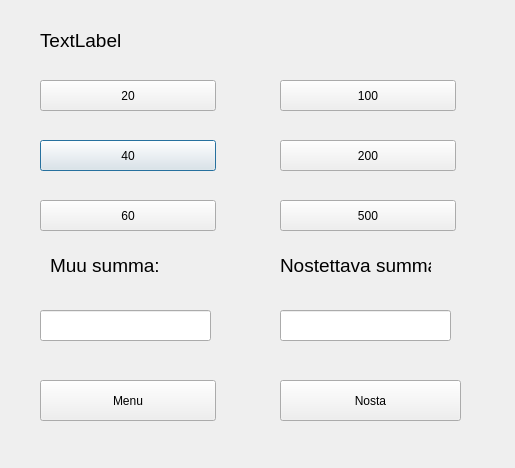
This is bankautomat/nosto_credit.ui in tvt21kmo-bank-project/group_3 as Qt 5 draws it before an edit. The edited form follows.
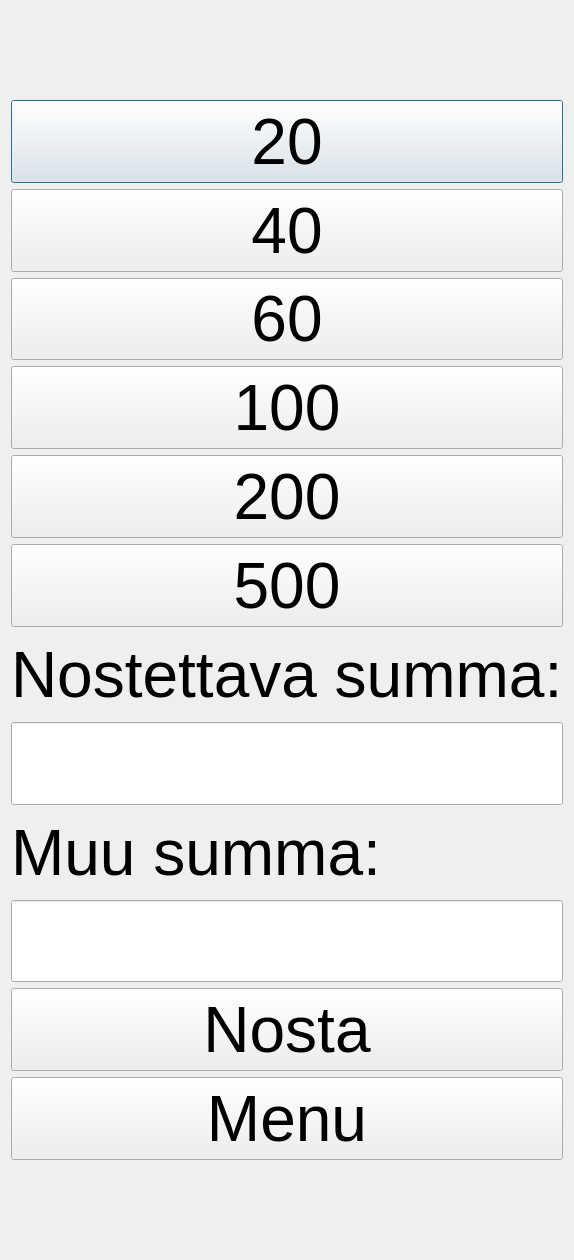
This is the edited form.

What changed in the file:
```diff
--- a/bankautomat/nosto_credit.ui
+++ b/bankautomat/nosto_credit.ui
@@ -6,34 +6,47 @@
    <rect>
     <x>0</x>
     <y>0</y>
-    <width>515</width>
-    <height>468</height>
+    <width>572</width>
+    <height>1260</height>
    </rect>
   </property>
   <property name="windowTitle">
    <string>Dialog</string>
   </property>
-  <widget class="QLineEdit" name="muuSumma">
-   <property name="geometry">
-    <rect>
-     <x>40</x>
-     <y>310</y>
-     <width>171</width>
-     <height>31</height>
-    </rect>
-   </property>
-  </widget>
-  <widget class="QPushButton" name="btn40_2">
-   <property name="geometry">
-    <rect>
-     <x>40</x>
-     <y>140</y>
-     <width>176</width>
-     <height>31</height>
-    </rect>
-   </property>
-   <property name="styleSheet">
-    <string notr="true">QPushButton {
+  <layout class="QVBoxLayout" name="verticalLayout">
+   <item>
+    <widget class="QLabel" name="lblkayttaja_2">
+     <property name="sizePolicy">
+      <sizepolicy hsizetype="Preferred" vsizetype="Preferred">
+       <horstretch>0</horstretch>
+       <verstretch>0</verstretch>
+      </sizepolicy>
+     </property>
+     <property name="font">
+      <font>
+       <pointsize>48</pointsize>
+      </font>
+     </property>
+     <property name="text">
+      <string/>
+     </property>
+    </widget>
+   </item>
+   <item>
+    <widget class="QPushButton" name="btn20_2">
+     <property name="sizePolicy">
+      <sizepolicy hsizetype="Preferred" vsizetype="Preferred">
+       <horstretch>0</horstretch>
+       <verstretch>0</verstretch>
+      </sizepolicy>
+     </property>
+     <property name="font">
+      <font>
+       <pointsize>48</pointsize>
+      </font>
+     </property>
+     <property name="styleSheet">
+      <string notr="true">QPushButton {
 
   background-color:  #C0C0C0;
     border-style: outset;
@@ -78,22 +91,27 @@
     padding: 6px;
 	color: black;
 }♣</string>
-   </property>
-   <property name="text">
-    <string>40</string>
-   </property>
-  </widget>
-  <widget class="QPushButton" name="btn100_2">
-   <property name="geometry">
-    <rect>
-     <x>280</x>
-     <y>80</y>
-     <width>176</width>
-     <height>31</height>
-    </rect>
-   </property>
-   <property name="styleSheet">
-    <string notr="true">QPushButton {
+     </property>
+     <property name="text">
+      <string>20</string>
+     </property>
+    </widget>
+   </item>
+   <item>
+    <widget class="QPushButton" name="btn40_2">
+     <property name="sizePolicy">
+      <sizepolicy hsizetype="Preferred" vsizetype="Preferred">
+       <horstretch>0</horstretch>
+       <verstretch>0</verstretch>
+      </sizepolicy>
+     </property>
+     <property name="font">
+      <font>
+       <pointsize>48</pointsize>
+      </font>
+     </property>
+     <property name="styleSheet">
+      <string notr="true">QPushButton {
 
   background-color:  #C0C0C0;
     border-style: outset;
@@ -138,40 +156,27 @@
     padding: 6px;
 	color: black;
 }♣</string>
-   </property>
-   <property name="text">
-    <string>100</string>
-   </property>
-  </widget>
-  <widget class="QLabel" name="label_2">
-   <property name="geometry">
-    <rect>
-     <x>50</x>
-     <y>250</y>
-     <width>151</width>
-     <height>31</height>
-    </rect>
-   </property>
-   <property name="font">
-    <font>
-     <pointsize>14</pointsize>
-    </font>
-   </property>
-   <property name="text">
-    <string>Muu summa:</string>
-   </property>
-  </widget>
-  <widget class="QPushButton" name="btn500_2">
-   <property name="geometry">
-    <rect>
-     <x>280</x>
-     <y>200</y>
-     <width>176</width>
-     <height>31</height>
-    </rect>
-   </property>
-   <property name="styleSheet">
-    <string notr="true">QPushButton {
+     </property>
+     <property name="text">
+      <string>40</string>
+     </property>
+    </widget>
+   </item>
+   <item>
+    <widget class="QPushButton" name="btn60_2">
+     <property name="sizePolicy">
+      <sizepolicy hsizetype="Preferred" vsizetype="Preferred">
+       <horstretch>0</horstretch>
+       <verstretch>0</verstretch>
+      </sizepolicy>
+     </property>
+     <property name="font">
+      <font>
+       <pointsize>48</pointsize>
+      </font>
+     </property>
+     <property name="styleSheet">
+      <string notr="true">QPushButton {
 
   background-color:  #C0C0C0;
     border-style: outset;
@@ -216,22 +221,27 @@
     padding: 6px;
 	color: black;
 }♣</string>
-   </property>
-   <property name="text">
-    <string>500</string>
-   </property>
-  </widget>
-  <widget class="QPushButton" name="btn200_2">
-   <property name="geometry">
-    <rect>
-     <x>280</x>
-     <y>140</y>
-     <width>176</width>
-     <height>31</height>
-    </rect>
-   </property>
-   <property name="styleSheet">
-    <string notr="true">QPushButton {
+     </property>
+     <property name="text">
+      <string>60</string>
+     </property>
+    </widget>
+   </item>
+   <item>
+    <widget class="QPushButton" name="btn100_2">
+     <property name="sizePolicy">
+      <sizepolicy hsizetype="Preferred" vsizetype="Preferred">
+       <horstretch>0</horstretch>
+       <verstretch>0</verstretch>
+      </sizepolicy>
+     </property>
+     <property name="font">
+      <font>
+       <pointsize>48</pointsize>
+      </font>
+     </property>
+     <property name="styleSheet">
+      <string notr="true">QPushButton {
 
   background-color:  #C0C0C0;
     border-style: outset;
@@ -276,22 +286,27 @@
     padding: 6px;
 	color: black;
 }♣</string>
-   </property>
-   <property name="text">
-    <string>200</string>
-   </property>
-  </widget>
-  <widget class="QPushButton" name="btnNosta_2">
-   <property name="geometry">
-    <rect>
-     <x>280</x>
-     <y>380</y>
-     <width>181</width>
-     <height>41</height>
-    </rect>
-   </property>
-   <property name="styleSheet">
-    <string notr="true">QPushButton {
+     </property>
+     <property name="text">
+      <string>100</string>
+     </property>
+    </widget>
+   </item>
+   <item>
+    <widget class="QPushButton" name="btn200_2">
+     <property name="sizePolicy">
+      <sizepolicy hsizetype="Preferred" vsizetype="Preferred">
+       <horstretch>0</horstretch>
+       <verstretch>0</verstretch>
+      </sizepolicy>
+     </property>
+     <property name="font">
+      <font>
+       <pointsize>48</pointsize>
+      </font>
+     </property>
+     <property name="styleSheet">
+      <string notr="true">QPushButton {
 
   background-color:  #C0C0C0;
     border-style: outset;
@@ -336,22 +351,27 @@
     padding: 6px;
 	color: black;
 }♣</string>
-   </property>
-   <property name="text">
-    <string>Nosta</string>
-   </property>
-  </widget>
-  <widget class="QPushButton" name="btn20_2">
-   <property name="geometry">
-    <rect>
-     <x>40</x>
-     <y>80</y>
-     <width>176</width>
-     <height>31</height>
-    </rect>
-   </property>
-   <property name="styleSheet">
-    <string notr="true">QPushButton {
+     </property>
+     <property name="text">
+      <string>200</string>
+     </property>
+    </widget>
+   </item>
+   <item>
+    <widget class="QPushButton" name="btn500_2">
+     <property name="sizePolicy">
+      <sizepolicy hsizetype="Preferred" vsizetype="Preferred">
+       <horstretch>0</horstretch>
+       <verstretch>0</verstretch>
+      </sizepolicy>
+     </property>
+     <property name="font">
+      <font>
+       <pointsize>48</pointsize>
+      </font>
+     </property>
+     <property name="styleSheet">
+      <string notr="true">QPushButton {
 
   background-color:  #C0C0C0;
     border-style: outset;
@@ -396,22 +416,96 @@
     padding: 6px;
 	color: black;
 }♣</string>
-   </property>
-   <property name="text">
-    <string>20</string>
-   </property>
-  </widget>
-  <widget class="QPushButton" name="btn60_2">
-   <property name="geometry">
-    <rect>
-     <x>40</x>
-     <y>200</y>
-     <width>176</width>
-     <height>31</height>
-    </rect>
-   </property>
-   <property name="styleSheet">
-    <string notr="true">QPushButton {
+     </property>
+     <property name="text">
+      <string>500</string>
+     </property>
+    </widget>
+   </item>
+   <item>
+    <widget class="QLabel" name="lblDebit_nostosumma_2">
+     <property name="sizePolicy">
+      <sizepolicy hsizetype="Preferred" vsizetype="Preferred">
+       <horstretch>0</horstretch>
+       <verstretch>0</verstretch>
+      </sizepolicy>
+     </property>
+     <property name="font">
+      <font>
+       <pointsize>48</pointsize>
+      </font>
+     </property>
+     <property name="text">
+      <string>Nostettava summa:</string>
+     </property>
+    </widget>
+   </item>
+   <item>
+    <widget class="QLineEdit" name="CreditDisplay">
+     <property name="sizePolicy">
+      <sizepolicy hsizetype="Preferred" vsizetype="Preferred">
+       <horstretch>0</horstretch>
+       <verstretch>0</verstretch>
+      </sizepolicy>
+     </property>
+     <property name="font">
+      <font>
+       <pointsize>48</pointsize>
+      </font>
+     </property>
+     <property name="maxLength">
+      <number>3</number>
+     </property>
+    </widget>
+   </item>
+   <item>
+    <widget class="QLabel" name="label_2">
+     <property name="sizePolicy">
+      <sizepolicy hsizetype="Preferred" vsizetype="Preferred">
+       <horstretch>0</horstretch>
+       <verstretch>0</verstretch>
+      </sizepolicy>
+     </property>
+     <property name="font">
+      <font>
+       <pointsize>48</pointsize>
+      </font>
+     </property>
+     <property name="text">
+      <string>Muu summa:</string>
+     </property>
+    </widget>
+   </item>
+   <item>
+    <widget class="QLineEdit" name="muuSumma">
+     <property name="sizePolicy">
+      <sizepolicy hsizetype="Preferred" vsizetype="Preferred">
+       <horstretch>0</horstretch>
+       <verstretch>0</verstretch>
+      </sizepolicy>
+     </property>
+     <property name="font">
+      <font>
+       <pointsize>48</pointsize>
+      </font>
+     </property>
+    </widget>
+   </item>
+   <item>
+    <widget class="QPushButton" name="btnNosta_2">
+     <property name="sizePolicy">
+      <sizepolicy hsizetype="Preferred" vsizetype="Preferred">
+       <horstretch>0</horstretch>
+       <verstretch>0</verstretch>
+      </sizepolicy>
+     </property>
+     <property name="font">
+      <font>
+       <pointsize>48</pointsize>
+      </font>
+     </property>
+     <property name="styleSheet">
+      <string notr="true">QPushButton {
 
   background-color:  #C0C0C0;
     border-style: outset;
@@ -456,22 +550,27 @@
     padding: 6px;
 	color: black;
 }♣</string>
-   </property>
-   <property name="text">
-    <string>60</string>
-   </property>
-  </widget>
-  <widget class="QPushButton" name="btnMenu_2">
-   <property name="geometry">
-    <rect>
-     <x>40</x>
-     <y>380</y>
-     <width>176</width>
-     <height>41</height>
-    </rect>
-   </property>
-   <property name="styleSheet">
-    <string notr="true">QPushButton {
+     </property>
+     <property name="text">
+      <string>Nosta</string>
+     </property>
+    </widget>
+   </item>
+   <item>
+    <widget class="QPushButton" name="btnMenu_2">
+     <property name="sizePolicy">
+      <sizepolicy hsizetype="Preferred" vsizetype="Preferred">
+       <horstretch>0</horstretch>
+       <verstretch>0</verstretch>
+      </sizepolicy>
+     </property>
+     <property name="font">
+      <font>
+       <pointsize>48</pointsize>
+      </font>
+     </property>
+     <property name="styleSheet">
+      <string notr="true">QPushButton {
 
   background-color:  #C0C0C0;
     border-style: outset;
@@ -516,83 +615,25 @@
     padding: 6px;
 	color: black;
 }♣</string>
-   </property>
-   <property name="text">
-    <string>Menu</string>
-   </property>
-  </widget>
-  <widget class="QLabel" name="lblDebit_nostosumma_2">
-   <property name="geometry">
-    <rect>
-     <x>280</x>
-     <y>250</y>
-     <width>151</width>
-     <height>31</height>
-    </rect>
-   </property>
-   <property name="font">
-    <font>
-     <pointsize>14</pointsize>
-    </font>
-   </property>
-   <property name="text">
-    <string>Nostettava summa:</string>
-   </property>
-  </widget>
-  <widget class="QLineEdit" name="CreditDisplay">
-   <property name="geometry">
-    <rect>
-     <x>280</x>
-     <y>310</y>
-     <width>171</width>
-     <height>31</height>
-    </rect>
-   </property>
-   <property name="font">
-    <font>
-     <pointsize>14</pointsize>
-    </font>
-   </property>
-   <property name="maxLength">
-    <number>3</number>
-   </property>
-  </widget>
-  <widget class="QLabel" name="lblkayttaja_2">
-   <property name="geometry">
-    <rect>
-     <x>40</x>
-     <y>30</y>
-     <width>331</width>
-     <height>21</height>
-    </rect>
-   </property>
-   <property name="font">
-    <font>
-     <pointsize>14</pointsize>
-    </font>
-   </property>
-   <property name="text">
-    <string>TextLabel</string>
-   </property>
-  </widget>
-  <widget class="QLabel" name="lblCredit">
-   <property name="geometry">
-    <rect>
-     <x>310</x>
-     <y>440</y>
-     <width>151</width>
-     <height>21</height>
-    </rect>
-   </property>
-   <property name="font">
-    <font>
-     <pointsize>14</pointsize>
-    </font>
-   </property>
-   <property name="text">
-    <string/>
-   </property>
-  </widget>
+     </property>
+     <property name="text">
+      <string>Menu</string>
+     </property>
+    </widget>
+   </item>
+   <item>
+    <widget class="QLabel" name="lblCredit">
+     <property name="font">
+      <font>
+       <pointsize>28</pointsize>
+      </font>
+     </property>
+     <property name="text">
+      <string/>
+     </property>
+    </widget>
+   </item>
+  </layout>
  </widget>
  <resources/>
  <connections/>
```
